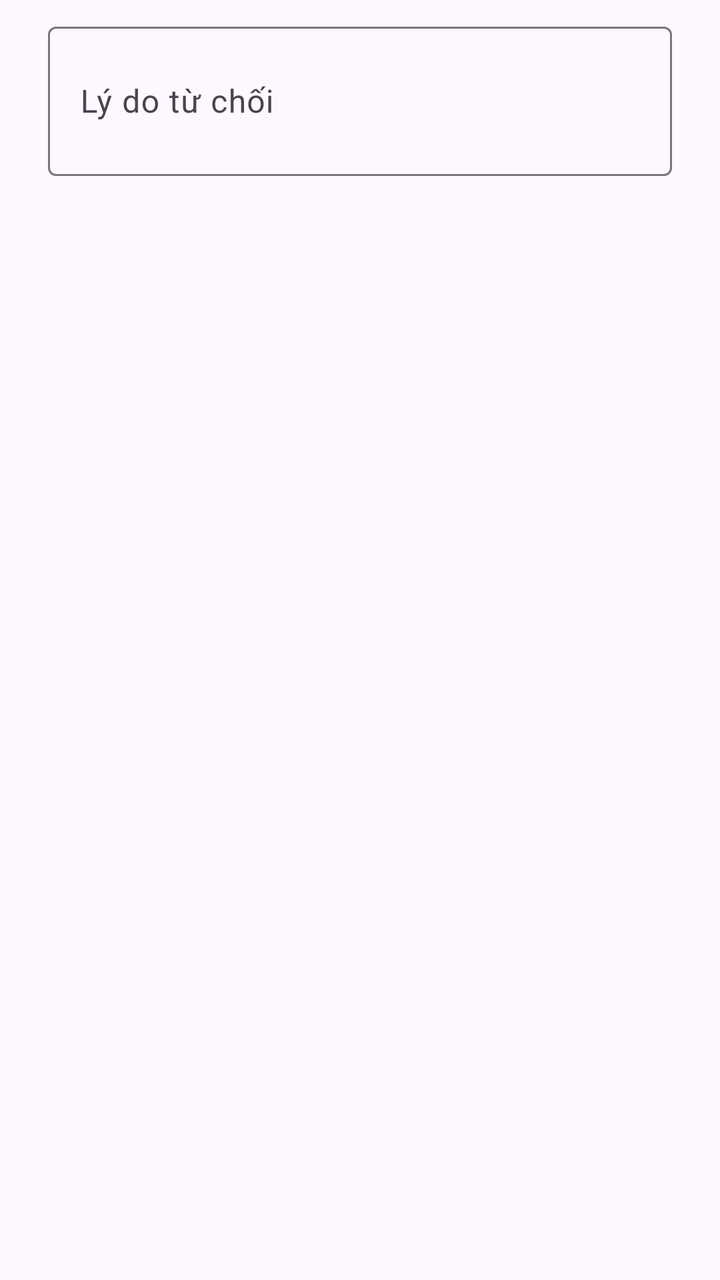
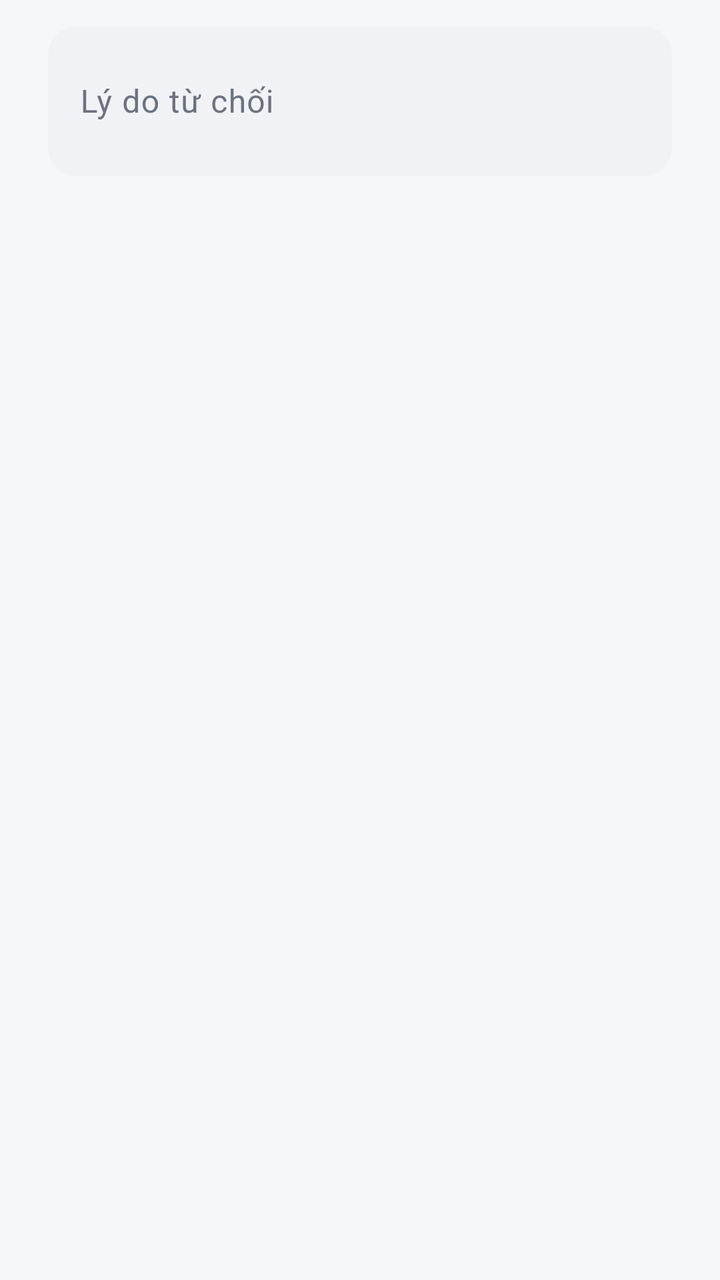

Two renders of the same Android screen: before a commit and after it. Below are the layout's source before the change and the commit's diff.
<!-- AndroidManifest.xml: application theme Theme.GugugagaAdmin -->
<!-- res/layout/dialog_tu_choi.xml -->
<?xml version="1.0" encoding="utf-8"?>
<FrameLayout xmlns:android="http://schemas.android.com/apk/res/android"
    android:layout_width="match_parent"
    android:layout_height="wrap_content"
    android:paddingStart="@dimen/khoang_lg"
    android:paddingTop="@dimen/khoang_sm"
    android:paddingEnd="@dimen/khoang_lg">

    <com.google.android.material.textfield.TextInputLayout
        android:id="@+id/tilLyDo"
        style="@style/Widget.Material3.TextInputLayout.OutlinedBox"
        android:layout_width="match_parent"
        android:layout_height="wrap_content"
        android:hint="@string/hint_ly_do">

        <com.google.android.material.textfield.TextInputEditText
            android:id="@+id/edtLyDo"
            android:layout_width="match_parent"
            android:layout_height="wrap_content"
            android:inputType="textMultiLine|textCapSentences"
            android:maxLength="1000"
            android:minLines="2" />
    </com.google.android.material.textfield.TextInputLayout>
</FrameLayout>
<!-- resources referenced by this layout -->
<resources>
  <style name="Theme.GugugagaAdmin" parent="Theme.Material3.DayNight.NoActionBar">
          <item name="colorPrimary">@color/xanh_ocop</item>
          <item name="colorPrimaryContainer">@color/xanh_ocop_nhat</item>
      </style>
  <color name="xanh_ocop">#1B6B3A</color>
  <color name="xanh_ocop_nhat">#A7F0B8</color>
  <!-- unchanged entries left out for length: 3 -->
</resources>

<!-- the commit's change to res/layout/dialog_tu_choi.xml (unified diff, before → after) -->
@@ -8,7 +8,7 @@
 
     <com.google.android.material.textfield.TextInputLayout
         android:id="@+id/tilLyDo"
-        style="@style/Widget.Material3.TextInputLayout.OutlinedBox"
+        style="@style/ONhapOcop"
         android:layout_width="match_parent"
         android:layout_height="wrap_content"
         android:hint="@string/hint_ly_do">
<!-- resource entries referenced after the edit -->
@@ -1,11 +1,131 @@
 <!-- resources referenced by this layout -->
 <resources>
+  <style name="ONhapOcop" parent="Widget.Material3.TextInputLayout.OutlinedBox">
+          <item name="boxCornerRadiusTopStart">@dimen/bo_goc_md</item>
+          <item name="boxCornerRadiusTopEnd">@dimen/bo_goc_md</item>
+          <item name="boxCornerRadiusBottomStart">@dimen/bo_goc_md</item>
+          <item name="boxCornerRadiusBottomEnd">@dimen/bo_goc_md</item>
+          <item name="boxBackgroundColor">@color/nen_nhap</item>
+          <item name="boxStrokeWidth">0dp</item>
+          <item name="boxStrokeWidthFocused">1.5dp</item>
+          <item name="boxStrokeColor">@color/xanh_ocop</item>
+      </style>
   <style name="Theme.GugugagaAdmin" parent="Theme.Material3.DayNight.NoActionBar">
           <item name="colorPrimary">@color/xanh_ocop</item>
+          <item name="colorOnPrimary">@color/nen_icon</item>
           <item name="colorPrimaryContainer">@color/xanh_ocop_nhat</item>
+          <item name="colorOnPrimaryContainer">@color/xanh_ocop_tren_nhat</item>
+  
+          <item name="colorSecondary">@color/xanh_phu</item>
+          <item name="colorSecondaryContainer">@color/xanh_phu_nhat</item>
+          <item name="colorOnSecondaryContainer">@color/xanh_phu_tren_nhat</item>
+  
+          <item name="colorTertiary">@color/vang_ocop</item>
+          <item name="colorTertiaryContainer">@color/vang_ocop_nhat</item>
+          <item name="colorOnTertiaryContainer">@color/vang_ocop_tren_nhat</item>
+  
+          <item name="android:colorBackground">@color/nen_man_hinh</item>
+          <item name="colorSurface">@color/nen_man_hinh</item>
+          <item name="colorSurfaceContainerLowest">@color/nen_the</item>
+          <item name="colorSurfaceContainerLow">@color/nen_nhap</item>
+          <item name="colorSurfaceContainer">@color/nen_nhap_dam</item>
+          <item name="colorOnSurface">@color/chu_chinh</item>
+          <item name="colorOnSurfaceVariant">@color/chu_phu</item>
+          <item name="colorOutlineVariant">@color/vien_the</item>
+          <item name="colorError">@color/do_tu_choi</item>
+  
+          <item name="android:windowBackground">@color/nen_man_hinh</item>
+          <item name="shapeAppearanceSmallComponent">@style/HinhDangNho</item>
+          <item name="shapeAppearanceMediumComponent">@style/HinhDangVua</item>
+          <item name="shapeAppearanceLargeComponent">@style/HinhDangLon</item>
+  
+          <item name="materialButtonStyle">@style/NutChinhOcop</item>
+          <item name="materialButtonOutlinedStyle">@style/NutVienOcop</item>
+          <item name="textInputStyle">@style/ONhapOcop</item>
+          <item name="bottomNavigationStyle">@style/ThanhDieuHuongDuoiOcop</item>
+          <item name="chipStyle">@style/ChipLocOcop</item>
       </style>
-  <color name="xanh_ocop">#1B6B3A</color>
-  <color name="xanh_ocop_nhat">#A7F0B8</color>
+  <dimen name="bo_goc_md">14dp</dimen>
+  <color name="nen_nhap">#F1F2F5</color>
+  <color name="xanh_ocop">#15803D</color>
+  <color name="nen_icon">#FFFFFF</color>
+  <color name="xanh_ocop_nhat">#E7F6EC</color>
+  <color name="xanh_ocop_tren_nhat">#14532D</color>
+  <color name="xanh_phu">#374151</color>
+  <color name="xanh_phu_nhat">#F1F2F4</color>
+  <color name="xanh_phu_tren_nhat">#111827</color>
+  <color name="vang_ocop">#D97706</color>
+  <color name="vang_ocop_nhat">#FEF7E6</color>
+  <color name="vang_ocop_tren_nhat">#92400E</color>
+  <color name="nen_man_hinh">#F6F7F9</color>
+  <color name="nen_the">#FFFFFF</color>
+  <color name="nen_nhap_dam">#E5E7EB</color>
+  <color name="chu_chinh">#111827</color>
+  <color name="chu_phu">#6B7280</color>
+  <color name="vien_the">#EAECEF</color>
+  <color name="do_tu_choi">#DC2626</color>
+  <style name="HinhDangNho" parent="ShapeAppearance.Material3.SmallComponent">
+          <item name="cornerSize">@dimen/bo_goc_md</item>
+      </style>
+  <style name="HinhDangVua" parent="ShapeAppearance.Material3.MediumComponent">
+          <item name="cornerSize">@dimen/bo_goc_the</item>
+      </style>
+  <style name="HinhDangLon" parent="ShapeAppearance.Material3.LargeComponent">
+          <item name="cornerSize">@dimen/bo_goc_lon</item>
+      </style>
+  <style name="NutChinhOcop" parent="Widget.Material3.Button">
+          <item name="cornerRadius">@dimen/bo_goc_md</item>
+          <item name="android:minHeight">@dimen/nut_cao</item>
+          <item name="android:textStyle">bold</item>
+          <item name="android:elevation">0dp</item>
+          <item name="elevation">0dp</item>
+      </style>
+  <style name="NutVienOcop" parent="Widget.Material3.Button.TonalButton">
+          <item name="cornerRadius">@dimen/bo_goc_md</item>
+          <item name="backgroundTint">@color/nen_nhap</item>
+          <item name="android:textColor">@color/chu_chinh</item>
+          <item name="android:minHeight">46dp</item>
+      </style>
+  <style name="ThanhDieuHuongDuoiOcop" parent="Widget.Material3.BottomNavigationView">
+          <item name="android:background">@android:color/transparent</item>
+          <item name="android:minHeight">64dp</item>
+          <item name="itemActiveIndicatorStyle">@style/ChiBaoTabOcop</item>
+          <item name="itemIconTint">@color/mau_tab_bottom</item>
+          <item name="itemTextColor">@color/mau_tab_bottom</item>
+          <item name="itemIconSize">22dp</item>
+          <item name="itemPaddingTop">10dp</item>
+          <item name="itemPaddingBottom">10dp</item>
+          <item name="itemTextAppearanceActive">@style/ChuTabDockChon</item>
+          <item name="itemTextAppearanceInactive">@style/ChuTabDock</item>
+          <item name="labelVisibilityMode">labeled</item>
+          <item name="elevation">0dp</item>
+      </style>
+  <style name="ChipLocOcop" parent="Widget.Material3.Chip.Filter">
+          <item name="chipCornerRadius">@dimen/bo_goc_vien</item>
+          <item name="chipStrokeWidth">0dp</item>
+          <item name="chipBackgroundColor">@color/mau_nen_chip_loc</item>
+          <item name="android:textColor">@color/mau_chu_chip_loc</item>
+          <item name="checkedIconVisible">false</item>
+          <item name="chipMinTouchTargetSize">38dp</item>
+      </style>
+  <dimen name="bo_goc_the">16dp</dimen>
+  <dimen name="bo_goc_lon">22dp</dimen>
+  <dimen name="nut_cao">50dp</dimen>
+  <style name="ChiBaoTabOcop" parent="Widget.Material3.BottomNavigationView.ActiveIndicator">
+          <item name="android:color">@color/chi_bao_dock</item>
+          <item name="android:width">54dp</item>
+          <item name="android:height">30dp</item>
+      </style>
+  <style name="ChuTabDockChon" parent="TextAppearance.Material3.LabelSmall">
+          <item name="android:textSize">@dimen/chu_tab_dock</item>
+          <item name="android:textStyle">bold</item>
+      </style>
+  <style name="ChuTabDock" parent="TextAppearance.Material3.LabelSmall">
+          <item name="android:textSize">@dimen/chu_tab_dock</item>
+      </style>
+  <dimen name="bo_goc_vien">999dp</dimen>
+  <color name="chi_bao_dock">#E7F6EC</color>
+  <dimen name="chu_tab_dock">10.5sp</dimen>
   <!-- unchanged entries left out for length: 3 -->
 </resources>
 
